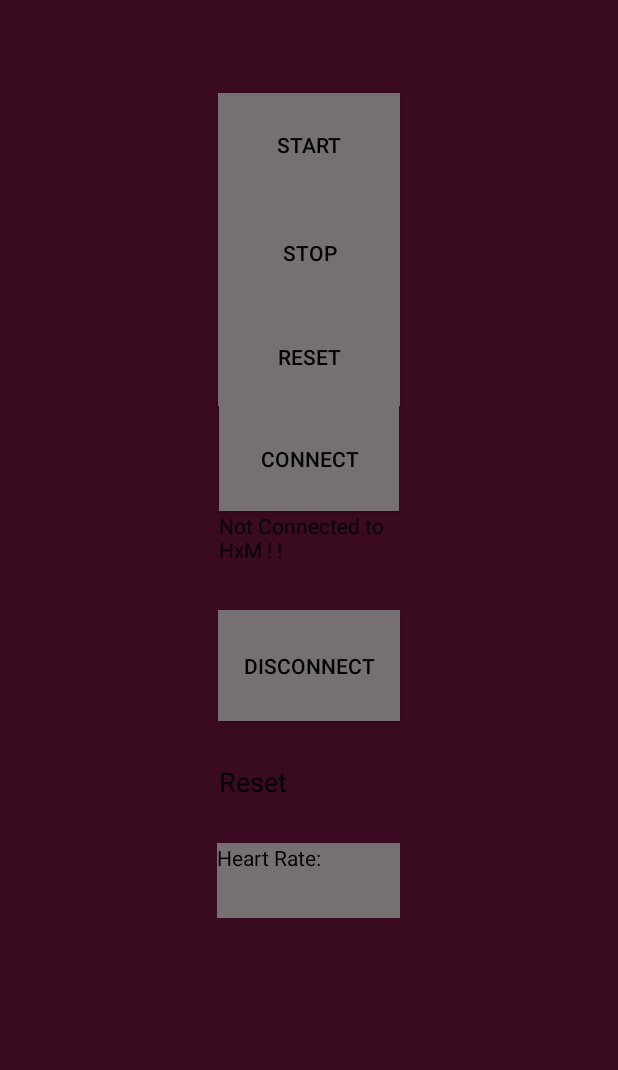
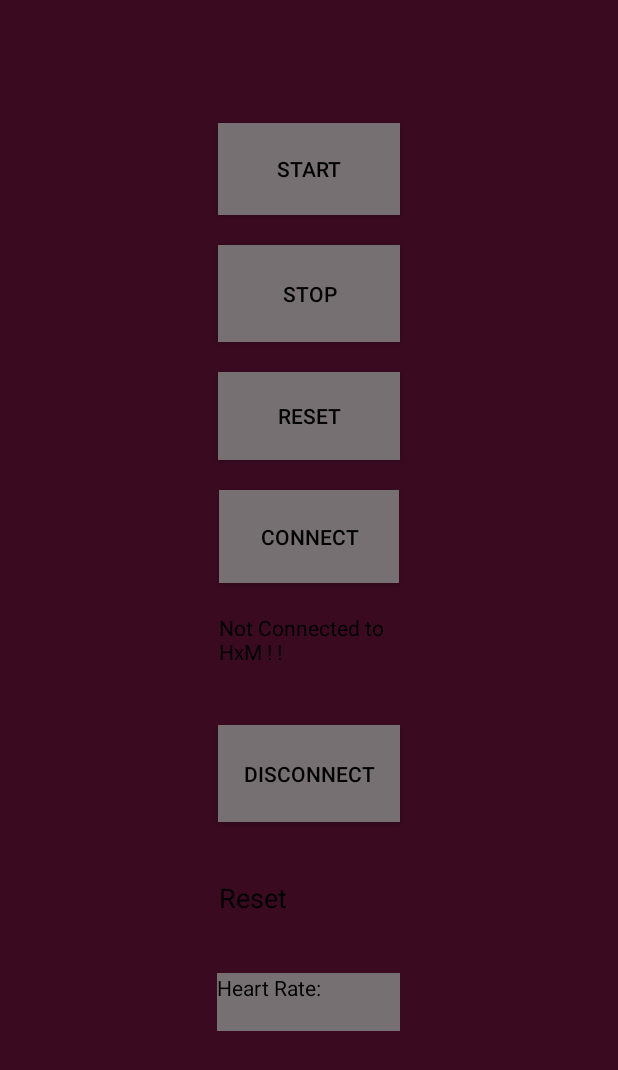
Before and after one commit to Scabandari/ConcussionApp, an Android app: the Chronometer_Heart_Rate_Activity screen opened directly, with no data from a screen before it, on a phone screen of 412 x 824 dp. Shown: the top 1070 px of the screen. Run offline under Robolectric (Android 15) with nearby library versions, the phone set to English and light mode, and no system bars.

Commit message:
made a few small changes, need to commit so i can pull master

```diff
--- a/app/src/main/AndroidManifest.xml
+++ b/app/src/main/AndroidManifest.xml
@@ -29,7 +29,6 @@
 
 
         <activity android:name=".Excercise_Setup_Activity" />
-        <activity android:name=".ExerciseActivity"></activity>
 
     </application>
 
--- a/app/src/main/res/layout/activity_chronometer__heart__rate_.xml
+++ b/app/src/main/res/layout/activity_chronometer__heart__rate_.xml
@@ -15,7 +15,8 @@
         android:textColor="@android:color/background_dark"
         android:textColorHighlight="@android:color/transparent"
         android:textColorHint="@android:color/background_dark"
-        android:textColorLink="@android:color/background_dark" />
+        android:textColorLink="@android:color/background_dark"
+        android:layout_marginBottom="20dp"/>
 
     <Button android:id="@+id/start_Button"
         android:layout_width="121dp"
@@ -23,7 +24,8 @@
         android:text="@string/startChronometer"
         android:background="@color/colorAccent"
         android:layout_weight="0.05"
-        android:textColor="@android:color/background_dark">
+        android:textColor="@android:color/background_dark"
+        android:layout_marginBottom="20dp">
         <requestFocus />
     </Button>
 
@@ -34,7 +36,8 @@
         android:background="@color/colorAccent"
         android:elevation="5dp"
         android:layout_weight="0.06"
-        android:textColor="@android:color/background_dark">
+        android:textColor="@android:color/background_dark"
+        android:layout_marginBottom="20dp">
     </Button>
 
     <Button android:id="@+id/reset_Button"
@@ -43,7 +46,8 @@
         android:text="@string/resetChronometer"
         android:background="@color/colorAccent"
         android:layout_weight="0.04"
-        android:textColor="@android:color/background_dark">
+        android:textColor="@android:color/background_dark"
+        android:layout_marginBottom="20dp">
     </Button>
     <Button
         android:id="@+id/Connect"
@@ -52,14 +56,16 @@
         android:text="Connect"
         android:background="@color/colorAccent"
         android:layout_weight="0.05"
-        android:textColor="@android:color/background_dark" />
+        android:textColor="@android:color/background_dark"
+        android:layout_marginBottom="20dp"/>
     <TextView
         android:layout_width="119dp"
         android:layout_height="wrap_content"
         android:id="@+id/connectionStatus"
         android:background="@color/colorPrimary"
         android:layout_weight="0.07"
-        android:textColor="@android:color/background_dark" />
+        android:textColor="@android:color/background_dark"
+        android:layout_marginBottom="20dp"/>
 
     <Button
         android:id="@+id/Disconnect"
@@ -68,7 +74,8 @@
         android:text="Disconnect"
         android:background="@color/colorAccent"
         android:layout_weight="0.06"
-        android:textColor="@android:color/background_dark" />
+        android:textColor="@android:color/background_dark"
+        android:layout_marginBottom="20dp"/>
 
     <EditText
         android:id="@+id/ActualHeartRate"
@@ -77,7 +84,8 @@
         android:text="@string/resetChronometer"
         android:background="@color/colorPrimary"
         android:layout_weight="0.13"
-        android:textColor="@android:color/background_dark" />
+        android:textColor="@android:color/background_dark"
+        android:layout_marginBottom="20dp"/>
 
     <TextView
         android:layout_width="122dp"
--- a/app/src/main/res/layout/activity_home.xml
+++ b/app/src/main/res/layout/activity_home.xml
@@ -5,7 +5,7 @@
     android:layout_width="match_parent"
     android:layout_height="match_parent"
     android:orientation="vertical"
-    android:background="@android:color/holo_purple"
+    android:background="@color/colorPrimary"
     tools:context="com.example.concussionapp.HomeActivity"
     tools:layout_editor_absoluteY="25dp"
     tools:layout_editor_absoluteX="0dp">
```
